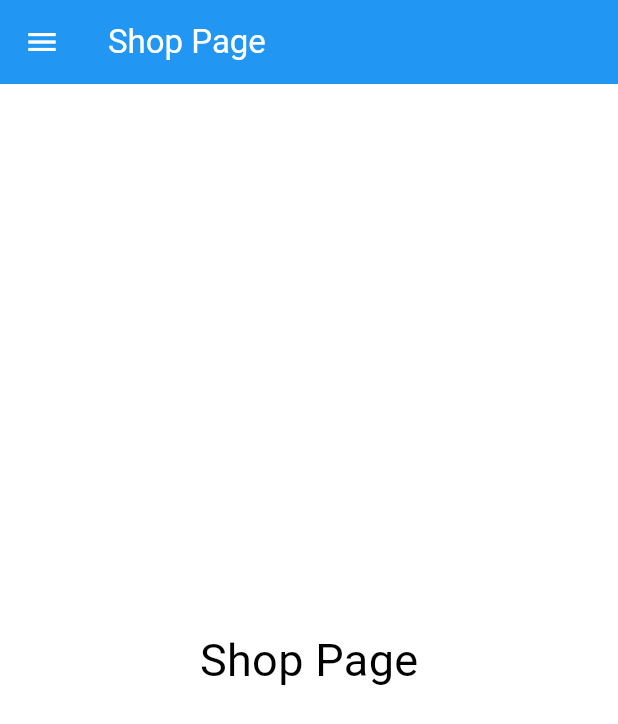
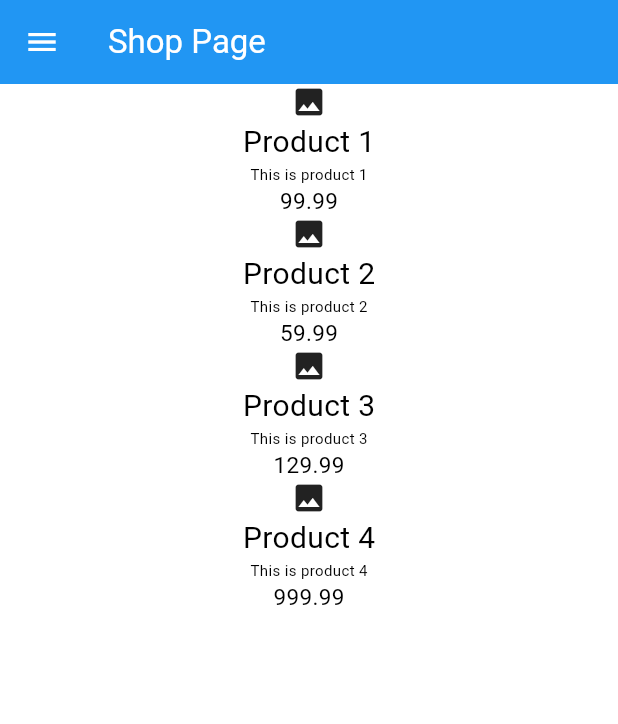
Before and after one commit to BUSHAAN/E-commerce-app, a Flutter app: the screen it shows after launch, after a tap on "Proceed", on a phone screen of 412 x 824 dp. Shown: the top 724 px of the screen. Run offline on Flutter 3.47's test engine with Material 3 defaults, Android fonts, the phone set to English and light mode, and no system bars.

Commit message:
provider setup and product_tiles added to shop UI

```diff
--- a/lib/main.dart
+++ b/lib/main.dart
@@ -1,14 +1,16 @@
-// ignore_for_file: prefer_const_constructors
-
+// ignore_for_file: prefer_const_constructors, use_super_parameters
+import 'package:e_commerce_app/models/shop.dart';
 import 'package:e_commerce_app/themes/light_mode.dart';
 import 'package:flutter/material.dart';
+import 'package:provider/provider.dart';
 
 import 'pages/cart_page.dart';
 import 'pages/intro_page.dart';
 import 'pages/shop_page.dart';
 
 void main() {
-  runApp(const MyApp());
+  runApp(ChangeNotifierProvider(
+      create: (context) => Shop(), child: const MyApp()));
 }
 
 class MyApp extends StatelessWidget {
--- a/lib/pages/shop_page.dart
+++ b/lib/pages/shop_page.dart
@@ -1,13 +1,21 @@
 // ignore_for_file: prefer_const_constructors
 
 import 'package:e_commerce_app/components/my_drawer.dart';
+import 'package:e_commerce_app/components/my_product_tile.dart';
 import 'package:flutter/material.dart';
+import 'package:provider/provider.dart';
+
+import '../models/shop.dart';
 
 class ShopPage extends StatelessWidget {
   const ShopPage({super.key});
 
   @override
   Widget build(BuildContext context) {
+
+    //accessing the shop products
+    final products = context.watch<Shop>().shop;
+
     return Scaffold(
       appBar: AppBar(
         iconTheme: IconThemeData(color: Theme.of(context).colorScheme.background),
@@ -18,12 +26,10 @@ class ShopPage extends StatelessWidget {
         ),
       ),
       drawer: MyDrawer(),
-      body: Center(
-          child: Text("Shop Page",
-              style: TextStyle(
-                fontSize: 30,
-                color: Colors.black,
-              ))),
+      body: ListView.builder(itemBuilder: (context,index){
+        final product = products[index];
+        return MyProductTile(product: product);
+      }, itemCount: products.length),
     );
   }
 }
--- a/pubspec.yaml
+++ b/pubspec.yaml
@@ -35,6 +35,7 @@ dependencies:
   # The following adds the Cupertino Icons font to your application.
   # Use with the CupertinoIcons class for iOS style icons.
   cupertino_icons: ^1.0.6
+  provider: ^6.1.2
 
 dev_dependencies:
   flutter_test:
```
Also changed, not shown: pubspec.lock.
